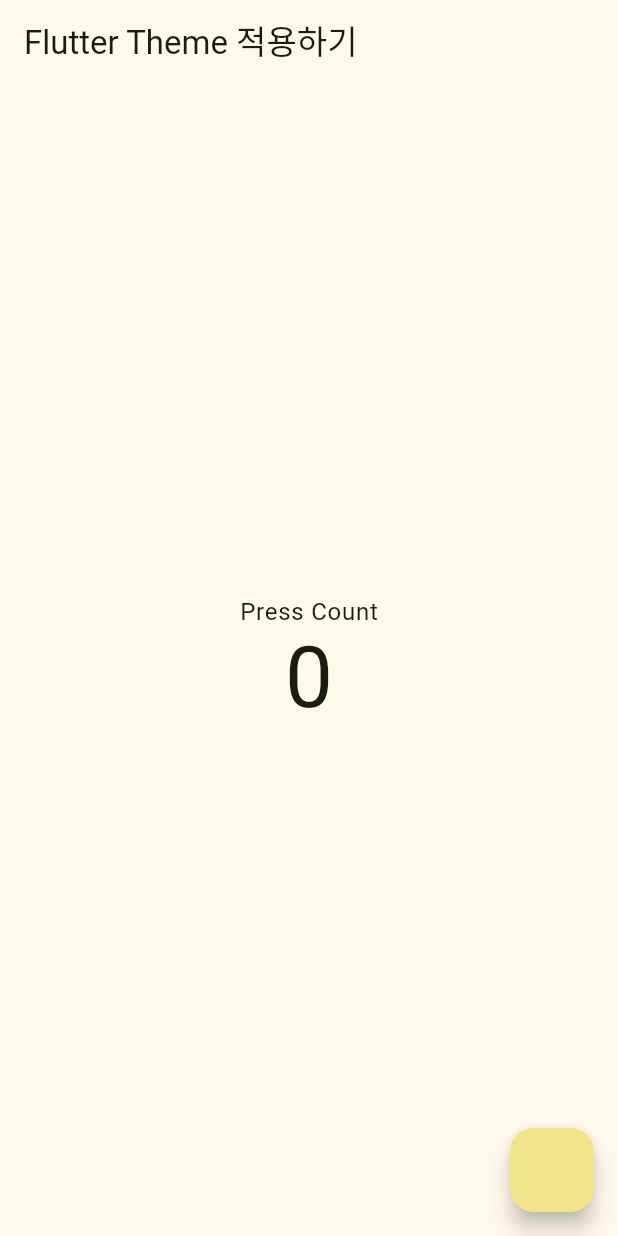
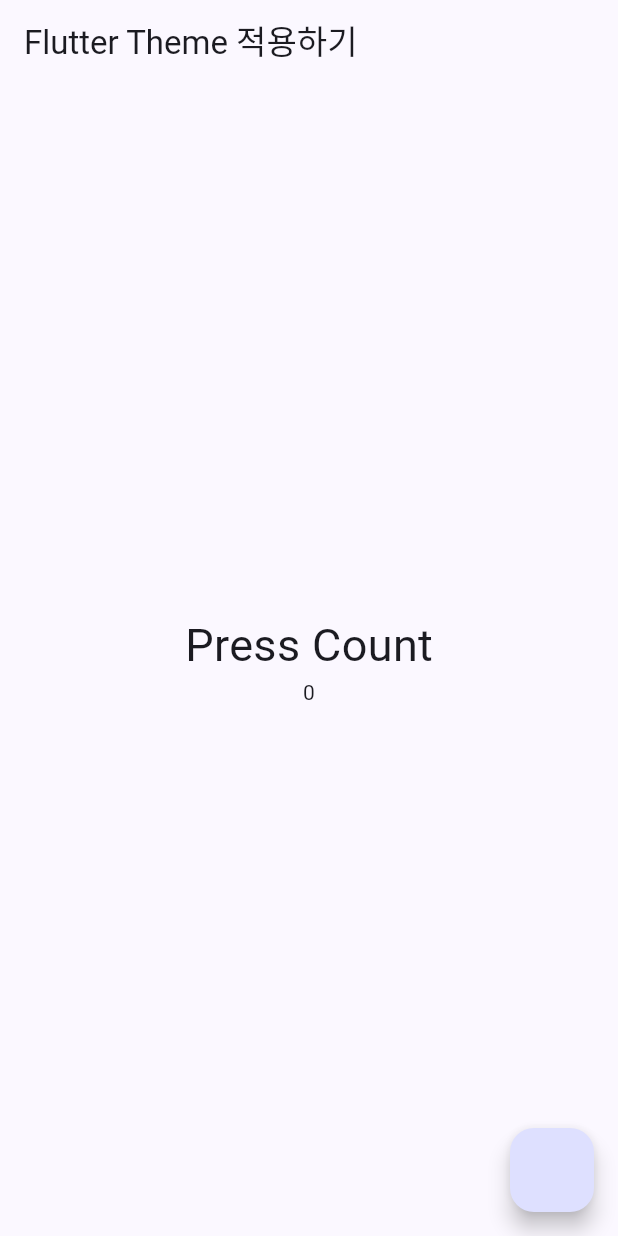
Before and after one commit to GraceMJE/flutter_theme, a Flutter app: the screen it shows after launch, on a phone screen of 412 x 824 dp. Run offline on Flutter 3.47's test engine with Material 2 defaults, Android fonts, the phone set to English and light mode, and no system bars.

Commit message:
theme를 전역변수로 선언하여 만들어주기

```diff
--- a/lib/main.dart
+++ b/lib/main.dart
@@ -5,29 +5,18 @@ void main() {
     // theme위치 공간은 Material App 내부에 ~
     MaterialApp(
       home: HomeWidget(),
-      theme: ThemeData(
-        // 기본구현
-        // colorScheme: const ColorScheme.light(
-        //   primary: Colors.indigo,
-        //   secondary: Colors.green,
-        //   tertiary: Colors.yellow,
-
-        // 사용자화면에 어울리는 색상으로
-        //   colorScheme: ColorScheme.fromSeed(seedColor: Colors.indigo),
-
-        // 다크모드 설정
-        //   colorScheme: ColorScheme.dark(),
-        colorScheme: ColorScheme.fromSeed(seedColor: Colors.yellow),
-        textTheme: const TextTheme(
-          bodyMedium: TextStyle(fontWeight: FontWeight.normal, fontSize: 30),
-        ),
-        useMaterial3: true,
-      ),
-      // appBarTheme: AppBarTheme(
-      //   backgroundColor: Colors.red,
+      theme: customTheme
     ),
   );
 }
+
+final customTheme = ThemeData(
+  colorScheme: ColorScheme.fromSeed(seedColor: Colors.indigo),
+  textTheme: const TextTheme(
+    bodyLarge: TextStyle(fontWeight: FontWeight.normal, fontSize: 30),
+  ),
+  useMaterial3: true,
+);
 
 class HomeWidget extends StatefulWidget {
   const HomeWidget({super.key});
@@ -42,7 +31,7 @@ class _HomeWidgetState extends State<HomeWidget> {
   @override
   Widget build(BuildContext context) {
     // Theme 가져오는 코드
-    final textTheme = Theme.of(context).textTheme;
+    final textTheme = customTheme.textTheme;
 
     return Scaffold(
       appBar: AppBar(
```
Also changed, not shown: lib/sytle/theme.dart (added).
